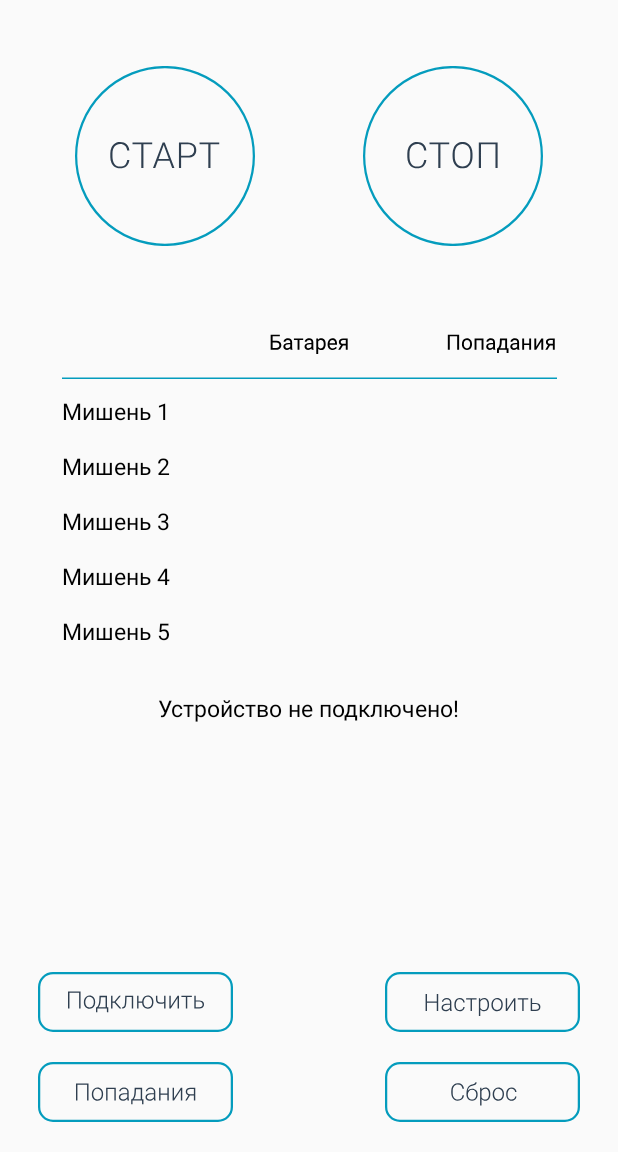
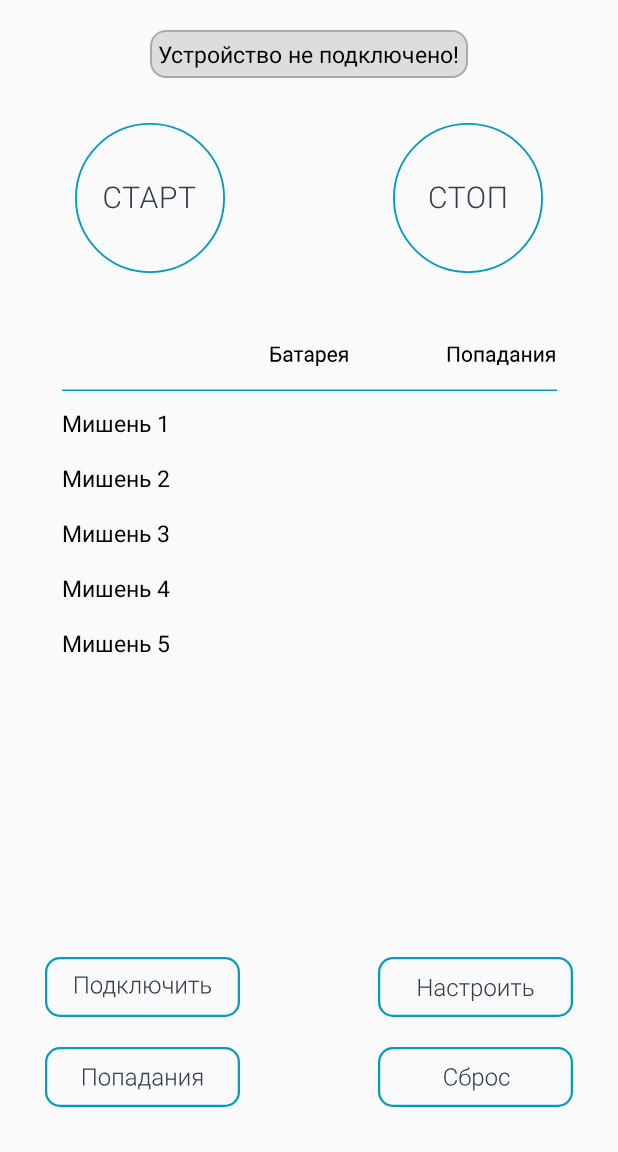
Before and after one commit to evgen4m/TargetsAppFinal, an Android app: the screen it shows after launch (MainActivity), on a phone screen of 412 x 824 dp, the part 84-1236 px from its top. Run offline under Robolectric (Android 15) with nearby library versions, the phone set to English and light mode, and no system bars.

Commit message:
Изменения макета клавной активности

```diff
--- a/app/src/main/res/drawable/ic_btn_start.xml
+++ b/app/src/main/res/drawable/ic_btn_start.xml
@@ -1,6 +1,6 @@
 <vector xmlns:android="http://schemas.android.com/apk/res/android"
-    android:width="120dp"
-    android:height="120dp"
+    android:width="100dp"
+    android:height="100dp"
     android:viewportWidth="120"
     android:viewportHeight="120">
   <path
--- a/app/src/main/res/drawable/ic_btn_stop.xml
+++ b/app/src/main/res/drawable/ic_btn_stop.xml
@@ -1,6 +1,6 @@
 <vector xmlns:android="http://schemas.android.com/apk/res/android"
-    android:width="120dp"
-    android:height="120dp"
+    android:width="100dp"
+    android:height="100dp"
     android:viewportWidth="120"
     android:viewportHeight="120">
   <path
--- /dev/null
+++ b/app/src/main/res/drawable/text_background.xml
@@ -0,0 +1,6 @@
+<shape xmlns:android="http://schemas.android.com/apk/res/android"
+    android:shape="rectangle" >
+    <corners android:radius="10dp"/>
+    <solid android:color="@color/textBackground" />
+    <stroke android:width="1dip" android:color="@android:color/darker_gray"/>
+</shape>
--- a/app/src/main/res/layout/activity_main.xml
+++ b/app/src/main/res/layout/activity_main.xml
@@ -23,17 +23,16 @@
         android:layout_height="wrap_content"
         android:layout_below="@id/toolbar"
         android:layout_marginStart="50dp"
-        android:layout_marginTop="100dp"
+        android:layout_marginTop="30dp"
         android:background="@drawable/ripple_oval"
         android:clickable="true"
         android:focusable="true"
         android:src="@drawable/ic_btn_start"
         app:layout_constraintStart_toStartOf="parent"
-        app:layout_constraintTop_toTopOf="parent" />
+        app:layout_constraintTop_toBottomOf="@+id/linear_text" />
 
     <ImageButton
         android:id="@+id/btn_stop"
-        style="@style/Widget.AppCompat.ImageButton"
         android:layout_width="wrap_content"
         android:layout_height="wrap_content"
         android:layout_below="@id/toolbar"
@@ -66,8 +65,8 @@
         style="@style/Widget.AppCompat.ImageButton"
         android:layout_width="wrap_content"
         android:layout_height="wrap_content"
-        android:layout_marginStart="25dp"
-        android:layout_marginBottom="20dp"
+        android:layout_marginStart="30dp"
+        android:layout_marginBottom="30dp"
         android:background="@drawable/ripple_rectangl"
         android:clickable="true"
         android:focusable="true"
@@ -80,7 +79,7 @@
         android:id="@+id/btn_update"
         android:layout_width="wrap_content"
         android:layout_height="wrap_content"
-        android:layout_marginEnd="25dp"
+        android:layout_marginEnd="30dp"
         android:background="@drawable/ripple_rectangl"
         android:clickable="true"
         android:focusable="true"
@@ -109,7 +108,7 @@
         android:layout_width="wrap_content"
         android:layout_height="wrap_content"
         android:layout_gravity="center"
-        android:layout_marginTop="50dp"
+        android:layout_marginTop="40dp"
         android:src="@drawable/ic_line"
         app:layout_constraintEnd_toEndOf="parent"
         app:layout_constraintStart_toStartOf="parent"
@@ -268,30 +267,41 @@
 
     </LinearLayout>
 
+    <LinearLayout
+        android:id="@+id/linear_text"
+        android:layout_width="wrap_content"
+        android:layout_height="wrap_content"
+        android:layout_marginTop="20dp"
+        android:background="@drawable/text_background"
+        android:orientation="vertical"
+        android:padding="5dp"
+        app:layout_constraintEnd_toEndOf="parent"
+        app:layout_constraintStart_toStartOf="parent"
+        app:layout_constraintTop_toBottomOf="@+id/toolbar">
+
         <TextView
             android:id="@+id/tvDevice"
             android:layout_width="wrap_content"
             android:layout_height="wrap_content"
-        android:layout_marginTop="30dp"
             android:text="@string/device_not_connected"
             android:textColor="@color/black"
-        android:textSize="15sp"
-        app:layout_constraintEnd_toEndOf="parent"
-        app:layout_constraintStart_toStartOf="parent"
-        app:layout_constraintTop_toBottomOf="@+id/linearLayout4" />
+            android:layout_gravity="center"
+            android:textSize="15sp" />
 
         <TextView
             android:id="@+id/tvStatus"
             android:layout_width="wrap_content"
             android:layout_height="wrap_content"
-        android:layout_marginTop="10dp"
+            android:layout_marginTop="5dp"
+            android:layout_gravity="center"
             android:text="@string/device_not_connected"
             android:textColor="@color/black"
             android:textSize="15sp"
-        android:visibility="gone"
-        app:layout_constraintEnd_toEndOf="@+id/tvDevice"
-        app:layout_constraintStart_toStartOf="@+id/tvDevice"
-        app:layout_constraintTop_toBottomOf="@+id/tvDevice" />
+            android:visibility="gone" />
+
+    </LinearLayout>
+
+
 
 
 </androidx.constraintlayout.widget.ConstraintLayout>
--- a/app/src/main/res/values/colors.xml
+++ b/app/src/main/res/values/colors.xml
@@ -11,4 +11,6 @@
 
     <color name="toolbarColor">#049CBD</color>
     <color name="themeStyle">#FAFAFA</color>
+
+    <color name="textBackground">#B3D5D0D0</color>
 </resources>
```
Lines whose indentation alone changed are shown as unchanged.
